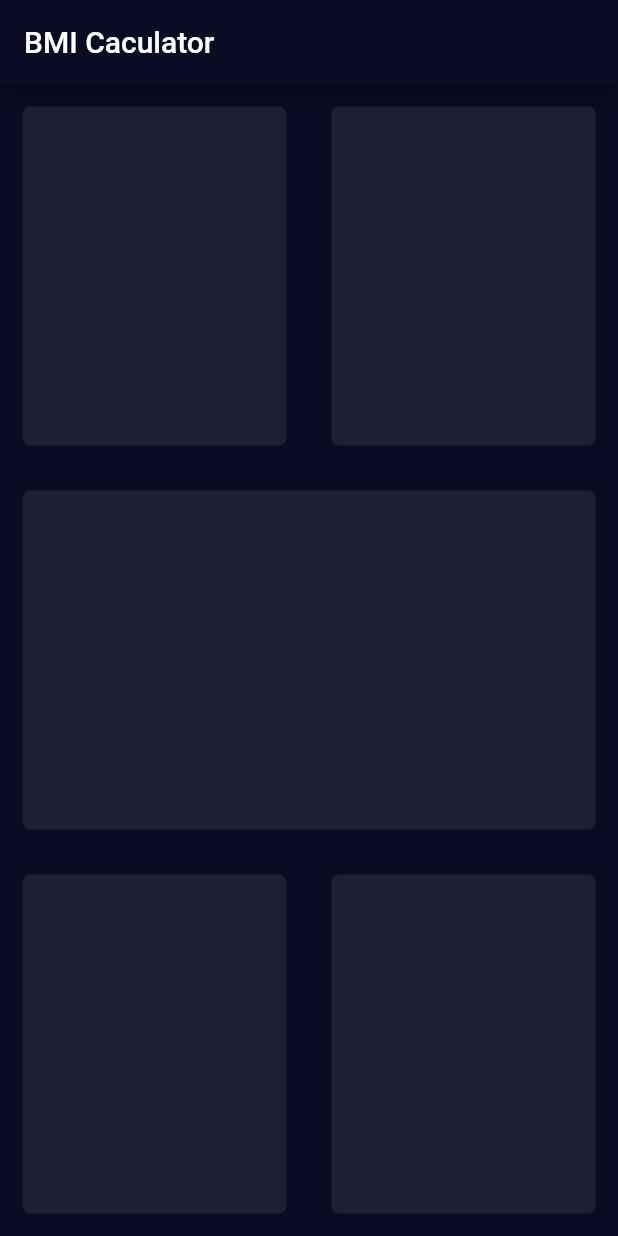
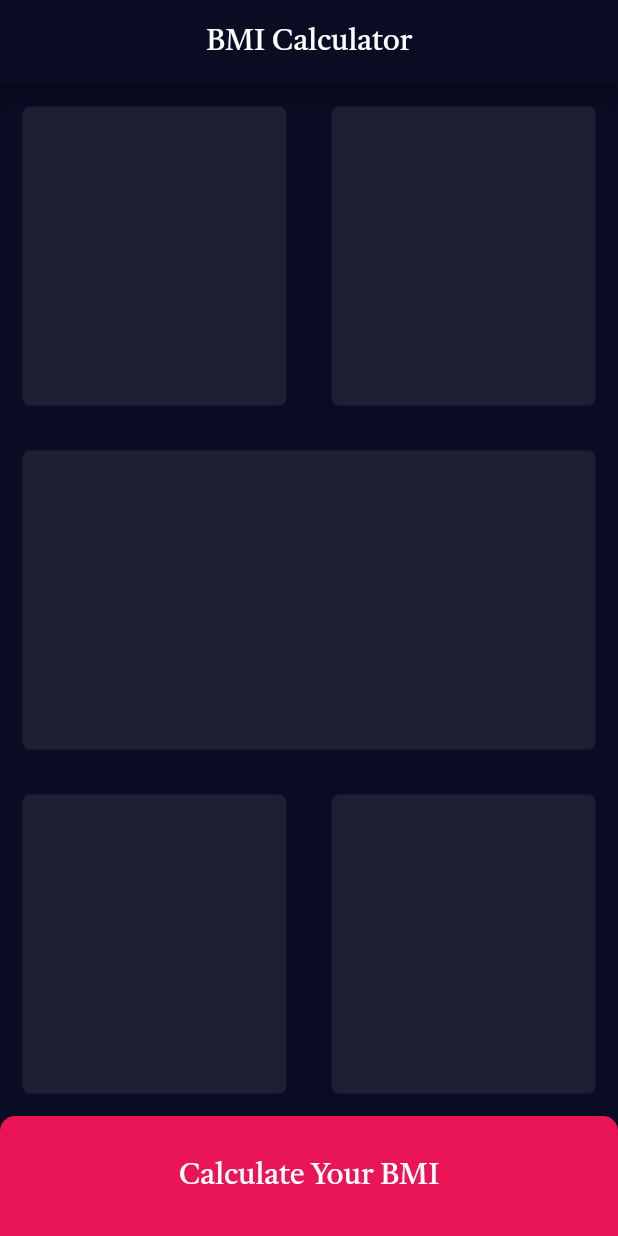
Before and after one commit to TranQuan289/BMI-Calculator, a Flutter app: the screen it shows after launch, on a phone screen of 412 x 824 dp. Run offline on Flutter 3.47's test engine with Material 2 defaults, Android fonts, the phone set to English and light mode, and no system bars.

Commit message:
bottomButton

```diff
--- a/lib/input_page.dart
+++ b/lib/input_page.dart
@@ -6,32 +6,56 @@ class InputPage extends StatefulWidget {
   State<InputPage> createState() => _InputPageState();
 }
 
+const hightCalculator = 80.0;
+const colorCard = Color(0xFF1D1F33);
+const colorBottom = Color(0xFFEA1556);
+
 class _InputPageState extends State<InputPage> {
   @override
   Widget build(BuildContext context) {
     return SafeArea(
       child: Scaffold(
         appBar: AppBar(
-            title: Text(
-          "BMI Caculator",
-        )),
+          centerTitle: true,
+          title: Text(
+            "BMI Calculator",
+            style: letterStyle(20.0, 'Tiro'),
+          ),
+        ),
         body: Column(
           children: [
             Expanded(
               child: Row(
                 children: [
-                  Expanded(child: ReusableCard(Color(0xFF1D1F33))),
-                  Expanded(child: ReusableCard(Color(0xFF1D1F33)))
+                  Expanded(child: ReusableCard(colorCard)),
+                  Expanded(child: ReusableCard(colorCard))
                 ],
               ),
             ),
-            Expanded(child: ReusableCard(Color(0xFF1D1F33))),
+            Expanded(child: ReusableCard(colorCard)),
             Expanded(
               child: Row(
                 children: [
-                  Expanded(child: ReusableCard(Color(0xFF1D1F33))),
-                  Expanded(child: ReusableCard(Color(0xFF1D1F33)))
+                  Expanded(child: ReusableCard(colorCard)),
+                  Expanded(child: ReusableCard(colorCard))
                 ],
+              ),
+            ),
+            Container(
+              width: double.infinity,
+              height: hightCalculator,
+              decoration: BoxDecoration(
+                color: colorBottom,
+                borderRadius: BorderRadius.only(
+                  topLeft: Radius.circular(10),
+                  topRight: Radius.circular(10),
+                ),
+              ),
+              child: Center(
+                child: Text(
+                  'Calculate Your BMI',
+                  style: letterStyle(20.0, 'Tiro'),
+                ),
               ),
             )
           ],
@@ -39,6 +63,9 @@ class _InputPageState extends State<InputPage> {
       ),
     );
   }
+
+  TextStyle letterStyle(double size, String font) =>
+      TextStyle(fontSize: size, fontFamily: font);
 }
 
 class ReusableCard extends StatelessWidget {
```
Also changed, not shown: pubspec.yaml (+6 -5 lines), fonts/TiroGurmukhi-Italic.ttf (added), fonts/TiroGurmukhi-Regular.ttf (added).
